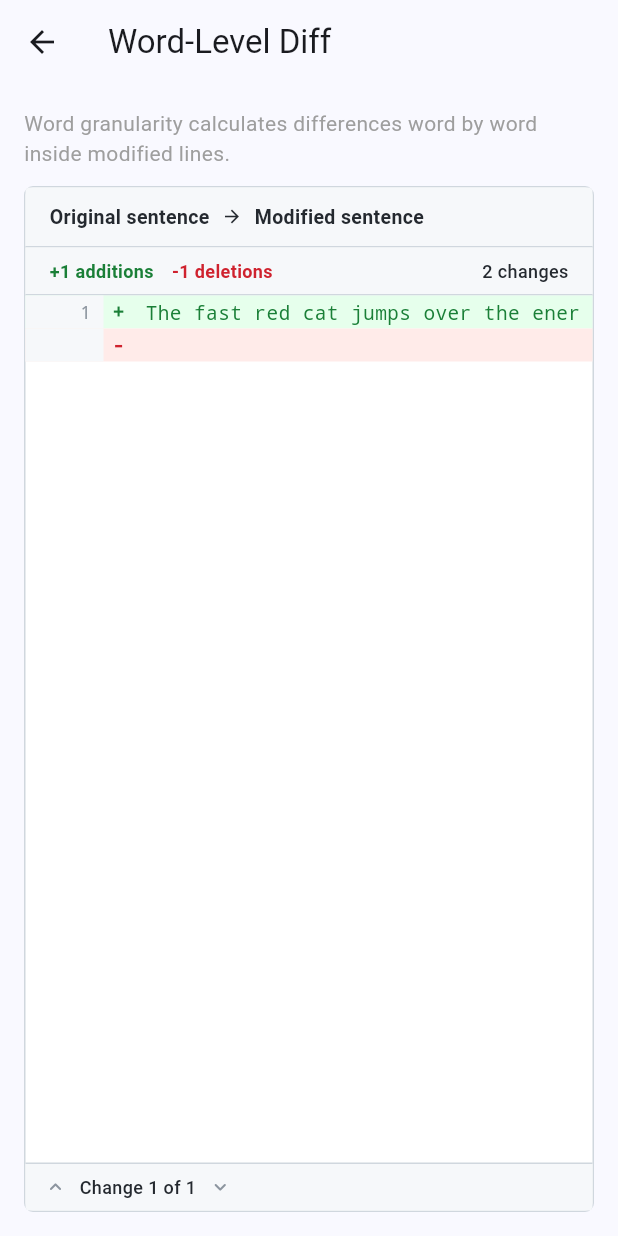
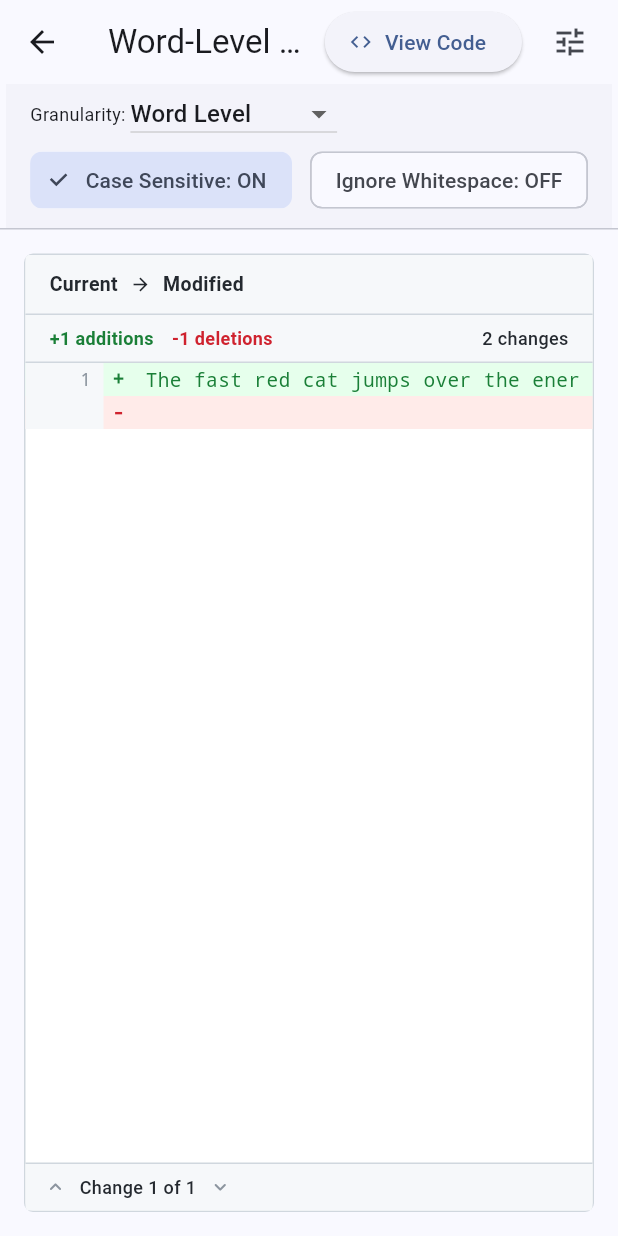
Before and after one commit to pavank0723/flutter_diff_viewer, a Flutter app: the WordDiffScreen screen opened directly, on a phone screen of 412 x 824 dp. Run offline on Flutter 3.47's test engine with Material 3 defaults, Android fonts, the phone set to English and light mode, and no system bars.

Commit message:
--UPDATE WordDiffScreen to include interactive controls for granularity, case sensitivity, and whitespace ignoring

```diff
--- a/example/lib/screens/word_diff_screen.dart
+++ b/example/lib/screens/word_diff_screen.dart
@@ -1,42 +1,142 @@
 import 'package:flutter/material.dart';
 import 'package:flutter_diff_viewer/flutter_diff_viewer.dart';
 
+import '../playground/screens/playground_screen.dart';
 import '../sample_data.dart';
+import '../widgets/feature_code_dialog.dart';
 
-class WordDiffScreen extends StatelessWidget {
+class WordDiffScreen extends StatefulWidget {
   const WordDiffScreen({super.key});
 
   @override
+  State<WordDiffScreen> createState() => _WordDiffScreenState();
+}
+
+class _WordDiffScreenState extends State<WordDiffScreen> {
+  DiffGranularity _granularity = DiffGranularity.word;
+  bool _caseSensitive = true;
+  bool _ignoreWhitespace = false;
+
+  void _showCode() {
+    final code = '''
+DiffViewer(
+  oldContent: oldText,
+  newContent: newText,
+  configuration: DiffViewerConfiguration.defaults().copyWith(
+    granularity: DiffGranularity.${_granularity.name},
+    caseSensitive: $_caseSensitive,
+    ignoreWhitespace: $_ignoreWhitespace,
+  ),
+)''';
+
+    FeatureCodeDialog.show(
+      context,
+      title: 'Word-Level Diff Highlighting',
+      description:
+          'Highlights only the changed words within modified lines rather than marking the whole line.',
+      code: code,
+    );
+  }
+
+  @override
   Widget build(BuildContext context) {
+    final config = DiffViewerConfiguration.defaults().copyWith(
+      granularity: _granularity,
+      caseSensitive: _caseSensitive,
+      ignoreWhitespace: _ignoreWhitespace,
+    );
+
     return Scaffold(
-      appBar: AppBar(title: const Text('Word-Level Diff')),
-      body: Padding(
-        padding: const EdgeInsets.all(16.0),
-        child: Column(
-          crossAxisAlignment: CrossAxisAlignment.start,
+      appBar: AppBar(
+        title: const Text('Word-Level Granularity'),
+        actions: [
+          ElevatedButton.icon(
+            icon: const Icon(Icons.code, size: 16),
+            label: const Text('View Code'),
+            onPressed: _showCode,
+          ),
+          const SizedBox(width: 8),
+          IconButton(
+            icon: const Icon(Icons.tune),
+            tooltip: 'Customize in Studio',
+            onPressed: () {
+              Navigator.of(context).push(
+                MaterialPageRoute<void>(
+                  builder: (_) => const PlaygroundScreen(),
+                ),
+              );
+            },
+          ),
+          const SizedBox(width: 8),
+        ],
+      ),
+      body: Column(
         children: [
-            const Padding(
-              padding: EdgeInsets.only(bottom: 12.0),
-              child: Text(
-                'Word granularity calculates differences word by word inside modified lines.',
-                style: TextStyle(fontSize: 14, color: Colors.grey),
+          // Control Bar
+          Container(
+            padding: const EdgeInsets.symmetric(horizontal: 16, vertical: 8),
+            color: Theme.of(context).colorScheme.surfaceContainerLow,
+            child: Wrap(
+              spacing: 12,
+              runSpacing: 8,
+              crossAxisAlignment: WrapCrossAlignment.center,
+              children: [
+                Row(
+                  mainAxisSize: MainAxisSize.min,
+                  children: [
+                    const Text('Granularity: ', style: TextStyle(fontSize: 12)),
+                    DropdownButton<DiffGranularity>(
+                      value: _granularity,
+                      isDense: true,
+                      items: const [
+                        DropdownMenuItem(
+                            value: DiffGranularity.word,
+                            child: Text('Word Level')),
+                        DropdownMenuItem(
+                            value: DiffGranularity.character,
+                            child: Text('Character Level')),
+                        DropdownMenuItem(
+                            value: DiffGranularity.line,
+                            child: Text('Line Only')),
+                      ],
+                      onChanged: (val) {
+                        if (val != null) setState(() => _granularity = val);
+                      },
+                    ),
+                  ],
+                ),
+                FilterChip(
+                  label:
+                      Text('Case Sensitive: ${_caseSensitive ? "ON" : "OFF"}'),
+                  selected: _caseSensitive,
+                  onSelected: (val) => setState(() => _caseSensitive = val),
+                ),
+                FilterChip(
+                  label: Text(
+                      'Ignore Whitespace: ${_ignoreWhitespace ? "ON" : "OFF"}'),
+                  selected: _ignoreWhitespace,
+                  onSelected: (val) => setState(() => _ignoreWhitespace = val),
+                ),
+              ],
             ),
           ),
+          const Divider(height: 1),
+
+          // Main View
           Expanded(
+            child: Padding(
+              padding: const EdgeInsets.all(16.0),
               child: DiffViewer(
+                key: ValueKey(
+                    'word_${_granularity.name}_${_caseSensitive}_$_ignoreWhitespace'),
                 oldContent: SampleData.wordOld,
                 newContent: SampleData.wordNew,
-                oldLabel: 'Original sentence',
-                newLabel: 'Modified sentence',
-                configuration: DiffViewerConfiguration.defaults().copyWith(
-                  granularity: DiffGranularity.word,
-                  layout: DiffLayout.unified,
+                configuration: config,
               ),
             ),
           ),
         ],
       ),
-      ),
     );
   }
 }
```
Lines whose indentation alone changed are shown as unchanged.
